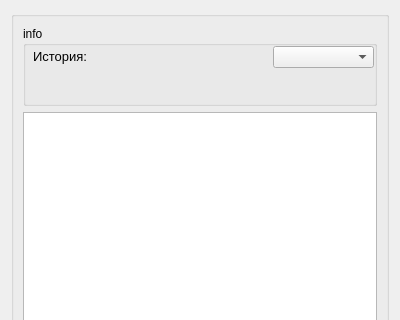
Before: the Qt Designer form GUIproto/historywindow.ui in MicranDIIS/script_storage, drawn with Qt 5; both pictures show x 0 to 400 and y 0 to 320 of the 400 by 650 pixel window.
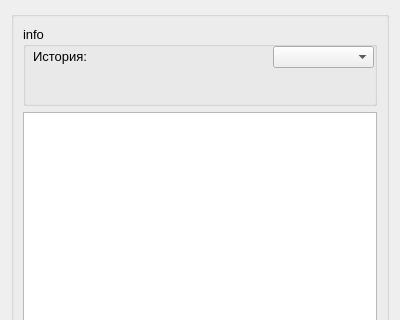
After: the same form once the commit is applied.

Commit message: fix: disabled editing in the HistoryTableView

Patch:
```diff
--- a/GUIproto/historywindow.ui
+++ b/GUIproto/historywindow.ui
@@ -52,6 +52,11 @@
           <height>80</height>
          </size>
         </property>
+        <property name="font">
+         <font>
+          <pointsize>10</pointsize>
+         </font>
+        </property>
         <property name="title">
          <string>info</string>
         </property>
```
Left out of the diff: 3 changed lines with no effect on the pictures.
